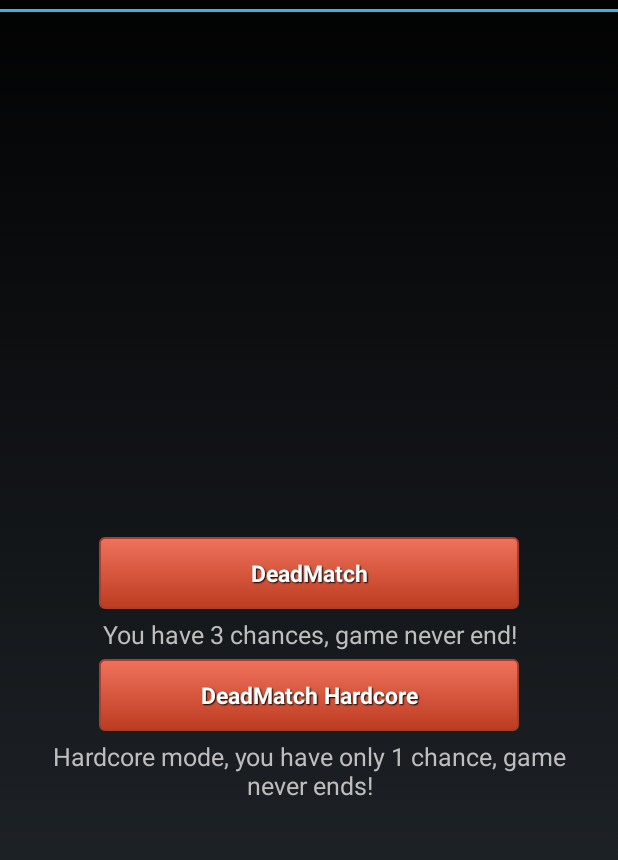
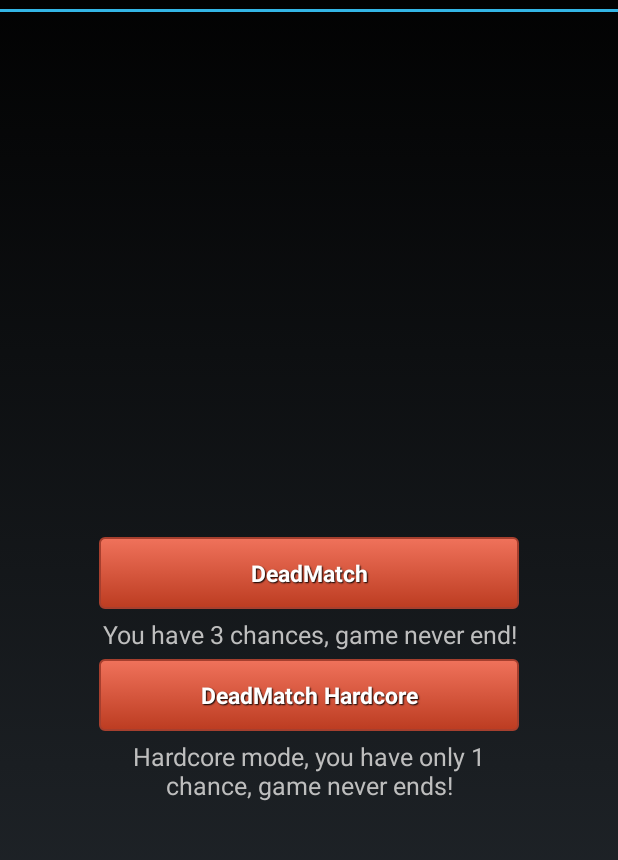
Before and after one commit to arrived1/Dota2GameQuiz, an Android app: the GameModePickerActivity screen opened directly, with no data from a screen before it, on a phone screen of 412 x 824 dp, the part 60-920 px from its top. Run offline under Robolectric (Android 15) with nearby library versions, the light colour scheme and no system bars.

Commit message:
estetic fix in gameModePicker

```diff
--- a/Dota/src/main/res/layout/activity_game_mode_picker.xml
+++ b/Dota/src/main/res/layout/activity_game_mode_picker.xml
@@ -27,7 +27,7 @@
             android:text="@string/gameModeName1" />
 
         <TextView
-            android:layout_width="wrap_content"
+            android:layout_width="280dp"
             android:layout_height="wrap_content"
             android:layout_gravity="center_horizontal"
             android:layout_centerHorizontal="true"
@@ -40,7 +40,7 @@
     <LinearLayout
         android:id="@+id/group2"
         android:orientation="vertical"
-        android:layout_width="wrap_content"
+        android:layout_width="280dp"
         android:layout_height="wrap_content"
         android:layout_below="@id/group1"
         android:layout_centerVertical="true"
```
